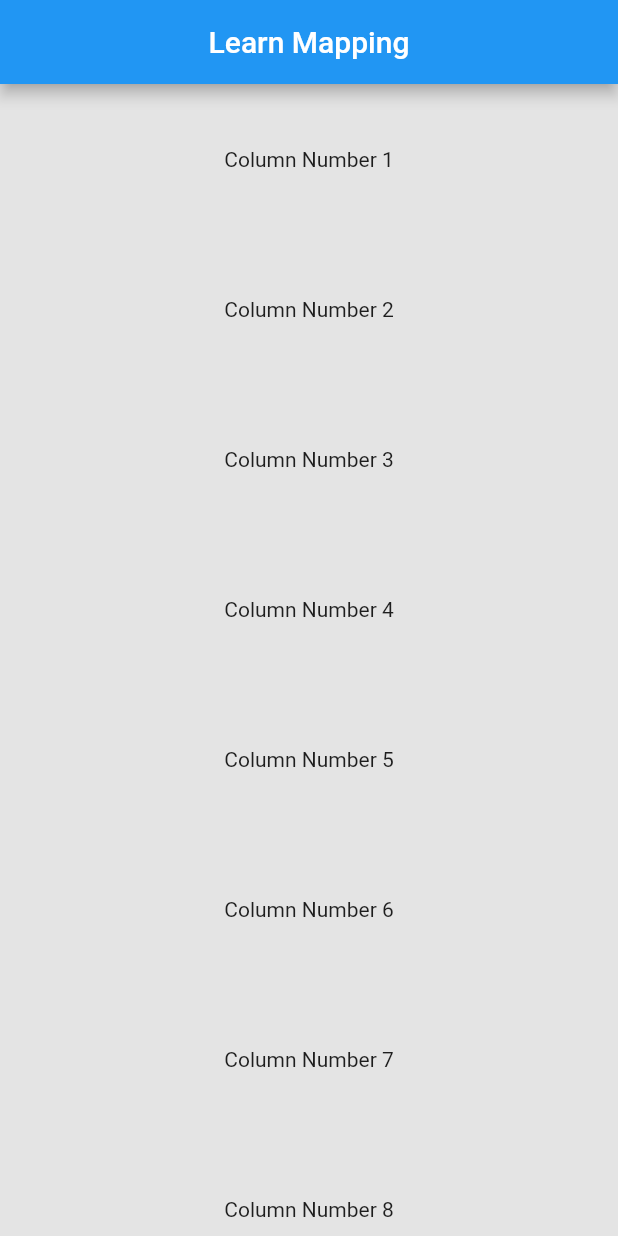
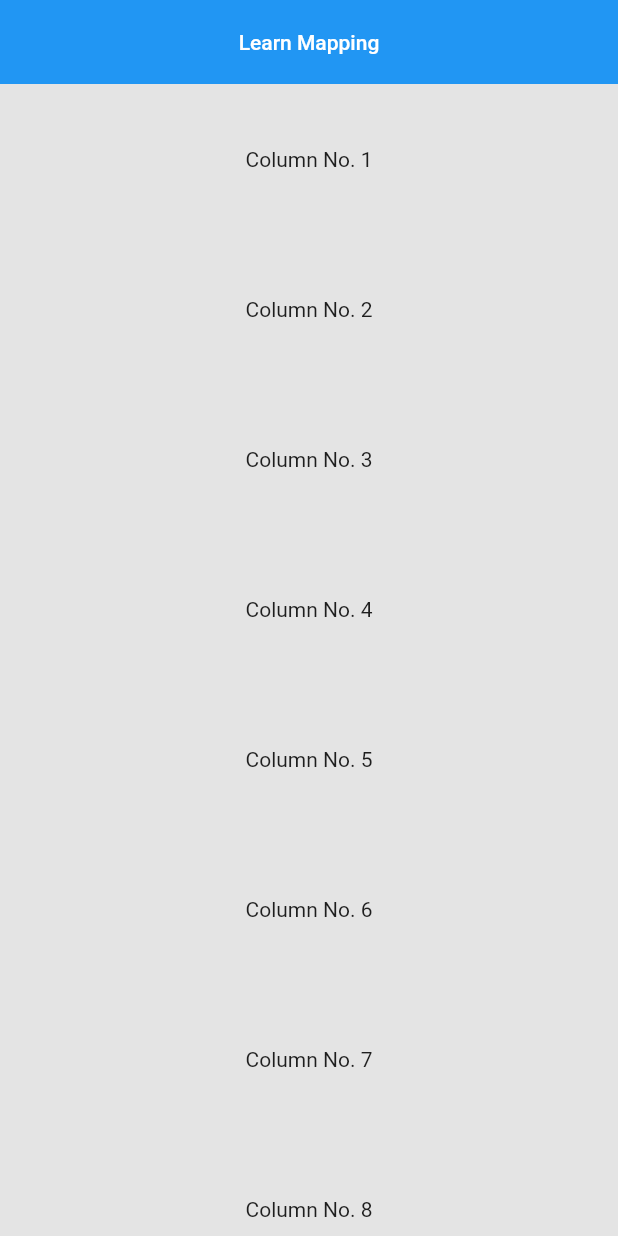
Before and after one commit to ranggshadow27/learn_flutter, a Flutter app: the screen it shows after launch, on a phone screen of 412 x 824 dp. Run offline on Flutter 3.47's test engine with Material 2 defaults, Android fonts, the phone set to English and light mode, and no system bars.

```diff
--- a/lib/main.dart
+++ b/lib/main.dart
@@ -1,6 +1,7 @@
 import 'dart:math';
 
 import 'package:flutter/material.dart';
+import 'package:learn_flutter/widgets/kotak_warna.dart';
 
 void main() => runApp(MyApp());
 
@@ -11,37 +12,41 @@ class MyApp extends StatelessWidget {
   Widget build(BuildContext context) {
     return MaterialApp(
       home: LearnMapping(),
+      debugShowCheckedModeBanner: false,
     );
   }
 }
 
 class LearnMapping extends StatelessWidget {
-  const LearnMapping({super.key});
+  List<KotakWarna> dataKotak = List.generate(
+    20,
+    (index) => KotakWarna(
+      text: 'Column No. ${index + 1}',
+      warna: Color.fromARGB(
+        255,
+        200 + Random().nextInt(256),
+        200 + Random().nextInt(256),
+        200 + Random().nextInt(256),
+      ),
+    ),
+  );
 
   @override
   Widget build(BuildContext context) {
     return Scaffold(
       appBar: AppBar(
+        elevation: 0,
         centerTitle: true,
-        title: Text("Learn Mapping"),
+        title: Text(
+          "Learn Mapping",
+          style: TextStyle(
+            fontSize: 14,
+          ),
+        ),
       ),
-      body: ListView.builder(
-        itemCount: 20,
-        itemBuilder: (context, index) => Container(
-          width: MediaQuery.of(context).size.width,
-          height: 100,
-          color: Color.fromARGB(
-            255,
-            200 + Random().nextInt(256),
-            200 + Random().nextInt(256),
-            200 + Random().nextInt(256),
-          ),
-          child: Center(
-            child: Text(
-              'Column Number ${index + 1}',
-              textAlign: TextAlign.center,
-            ),
-          ),
+      body: SingleChildScrollView(
+        child: Column(
+          children: dataKotak,
         ),
       ),
     );
--- /dev/null
+++ b/lib/widgets/kotak_warna.dart
@@ -0,0 +1,23 @@
+import 'package:flutter/material.dart';
+
+class KotakWarna extends StatelessWidget {
+  const KotakWarna({super.key, required this.text, required this.warna});
+
+  final String text;
+  final Color warna;
+
+  @override
+  Widget build(BuildContext context) {
+    return Container(
+      width: MediaQuery.of(context).size.width,
+      height: 100,
+      color: warna,
+      child: Center(
+        child: Text(
+          text,
+          textAlign: TextAlign.center,
+        ),
+      ),
+    );
+  }
+}
```
